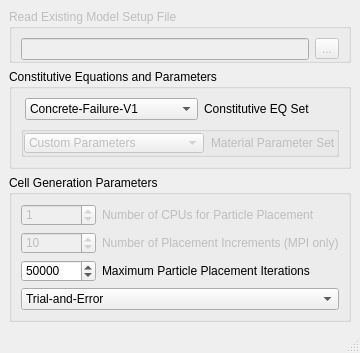
This is freecad/chronoConcrete/gui/ui/LDPM_CSL_modelProps.ui in Concrete-Chrono-Development/chrono-preprocessor as Qt 5 draws it before an edit. The edited form follows.
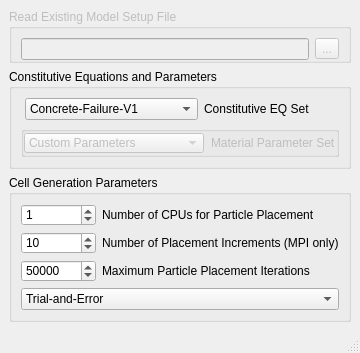
This is the edited form. Icons and pictures are not drawn.

Diff of the .ui file:
```diff
--- a/freecad/chronoConcrete/gui/ui/LDPM_CSL_modelProps.ui
+++ b/freecad/chronoConcrete/gui/ui/LDPM_CSL_modelProps.ui
@@ -432,7 +432,7 @@
          <item>
           <widget class="QSpinBox" name="numCPUbox">
            <property name="enabled">
-            <bool>false</bool>
+            <bool>true</bool>
            </property>
            <property name="sizePolicy">
             <sizepolicy hsizetype="Fixed" vsizetype="Fixed">
@@ -463,7 +463,7 @@
          <item>
           <widget class="QLabel" name="label_2">
            <property name="enabled">
-            <bool>false</bool>
+            <bool>true</bool>
            </property>
            <property name="text">
             <string>Number of CPUs for Particle Placement</string>
@@ -477,7 +477,7 @@
          <item>
           <widget class="QSpinBox" name="numPIncBox">
            <property name="enabled">
-            <bool>false</bool>
+            <bool>true</bool>
            </property>
            <property name="sizePolicy">
             <sizepolicy hsizetype="Fixed" vsizetype="Fixed">
@@ -508,7 +508,7 @@
          <item>
           <widget class="QLabel" name="label_3">
            <property name="enabled">
-            <bool>false</bool>
+            <bool>true</bool>
            </property>
            <property name="text">
             <string>Number of Placement Increments (MPI only)</string>
```
